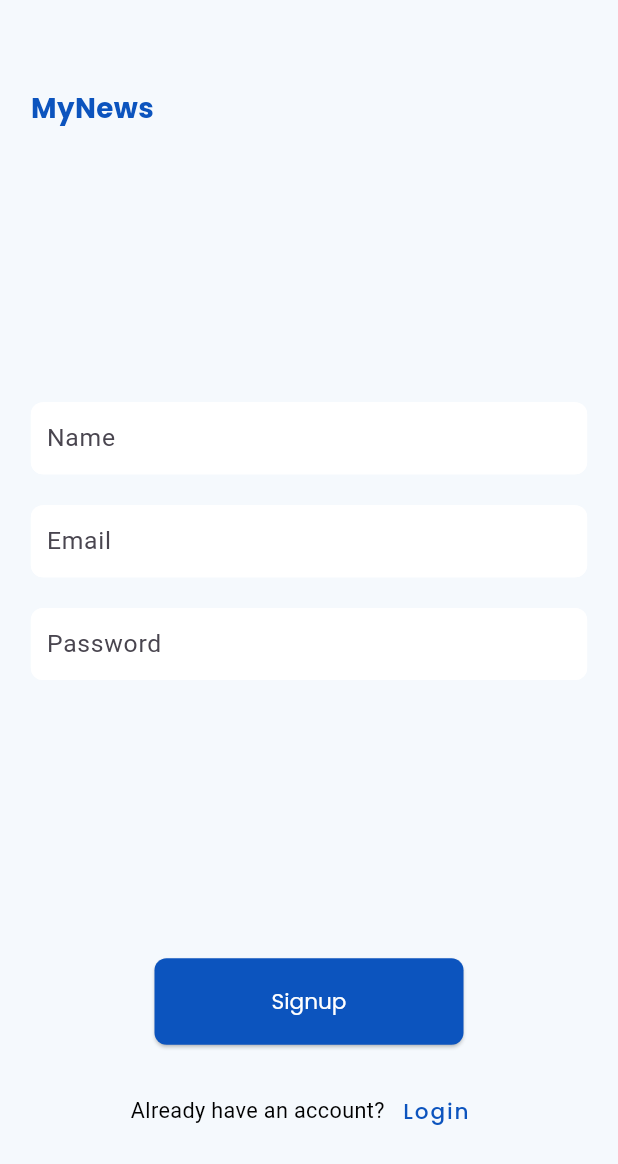
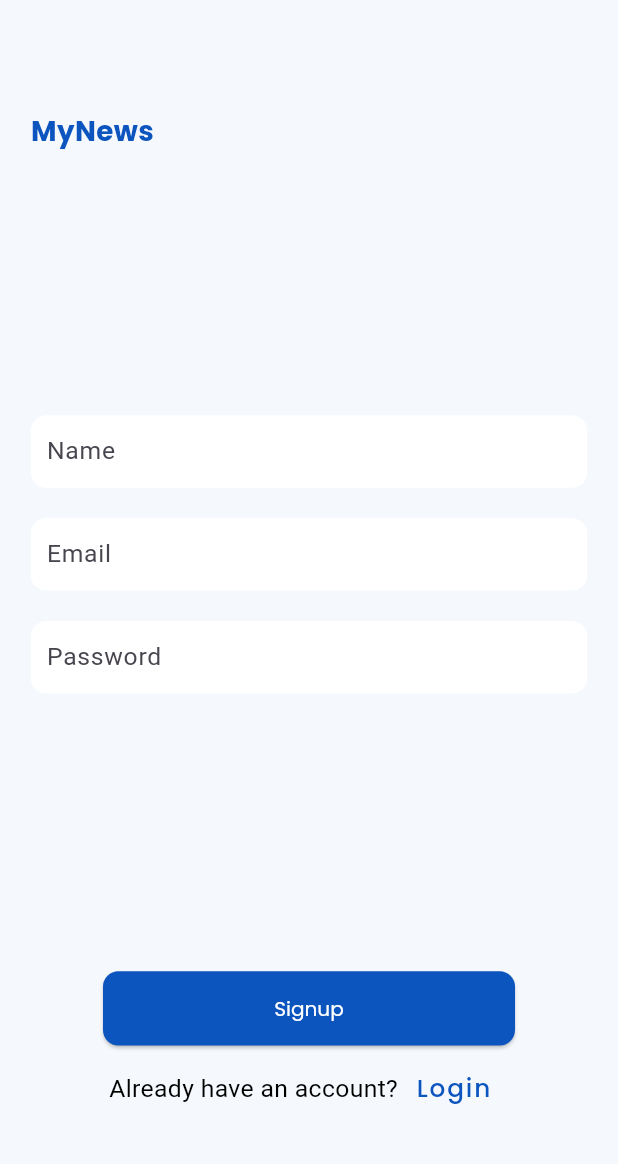
Before and after one commit to Akhil184/news_app, a Flutter app: the screen it shows after launch, after a tap on "Login", after a tap on "Signup", on a phone screen of 412 x 824 dp. Shown: the top 1164 px of the screen. Run offline on Flutter 3.47's test engine with Material 3 defaults, Android fonts, the phone set to English and light mode, and no system bars; our stand-ins replace cloud_firestore, firebase_auth, firebase_core, firebase_remote_config, flutter_screenutil; accounts and stored records are empty; network calls fail.

Commit message:
developed news app

```diff
--- a/lib/services/api_services.dart
+++ b/lib/services/api_services.dart
@@ -15,13 +15,29 @@ class ApiService {
 
   Future<News?> fetchNews() async {
     final countryCode = remoteConfig.getString('country_code');
-    final response = await http.get(Uri.parse('$_baseUrl/top-headlines?country=$countryCode&apiKey=$_apiKey'));
 
-    if (response.statusCode == 200) {
-      print(response.body);
-      return News.fromJson(json.decode(response.body));
-    } else {
-      // Handle error
+    try {
+      final response = await http.get(Uri.parse(
+          '$_baseUrl/top-headlines?country=$countryCode&apiKey=$_apiKey'));
+
+      if (response.statusCode == 200) {
+        return News.fromJson(json.decode(response.body));
+      } else {
+        // Handle server error
+        print('Server error: ${response.statusCode}');
+        return null;
+      }
+    } on http.ClientException catch (e) {
+      // Handle client-side error
+      print('Client error: $e');
+      return null;
+    } on FormatException catch (e) {
+      // Handle JSON parsing error
+      print('JSON format error: $e');
+      return null;
+    } catch (e) {
+      // Handle any other type of error
+      print('Unknown error: $e');
       return null;
     }
   }
--- a/lib/views/login_screen.dart
+++ b/lib/views/login_screen.dart
@@ -3,7 +3,6 @@ import 'package:flutter/material.dart';
 import 'package:flutter_screenutil/flutter_screenutil.dart';
 import 'package:news/views/signup_screen.dart';
 import 'package:provider/provider.dart';
-
 import '../viewmodels/login_provider.dart';
 
 class LoginView extends StatelessWidget {
@@ -49,15 +48,15 @@ class LoginView extends StatelessWidget {
                             filled: true,
                             fillColor: Colors.white,
                             border: OutlineInputBorder(
-                              borderRadius: BorderRadius.circular(8.0),
+                              borderRadius: BorderRadius.circular(10.0.r),
                               borderSide: BorderSide(color: Colors.white),
                             ),
                             enabledBorder: OutlineInputBorder(
-                              borderRadius: BorderRadius.circular(8.0),
+                              borderRadius: BorderRadius.circular(10.0.r),
                               borderSide: BorderSide(color: Colors.white),
                             ),
                             focusedBorder: OutlineInputBorder(
-                              borderRadius: BorderRadius.circular(8.0),
+                              borderRadius: BorderRadius.circular(10.0.r),
                               borderSide: BorderSide(color: Colors.white),
                             ),
                             contentPadding: EdgeInsets.symmetric(vertical: 8.0.h,horizontal:5.w),
@@ -87,15 +86,15 @@ class LoginView extends StatelessWidget {
                             filled: true,
                             fillColor: Colors.white,
                             border: OutlineInputBorder(
-                              borderRadius: BorderRadius.circular(8.0),
+                              borderRadius: BorderRadius.circular(10.0.r),
                               borderSide: BorderSide(color: Colors.white),
                             ),
                             enabledBorder: OutlineInputBorder(
-                              borderRadius: BorderRadius.circular(8.0),
+                              borderRadius: BorderRadius.circular(10.0.r),
                               borderSide: BorderSide(color: Colors.white),
                             ),
                             focusedBorder: OutlineInputBorder(
-                              borderRadius: BorderRadius.circular(8.0),
+                              borderRadius: BorderRadius.circular(10.0.r),
                               borderSide: BorderSide(color: Colors.white),
                             ),
                             contentPadding: EdgeInsets.symmetric(vertical: 8.0.h,horizontal:5.w),
@@ -114,8 +113,8 @@ class LoginView extends StatelessWidget {
                     ),
                     SizedBox(height: 240.h),
                     SizedBox(
-                      width: screenWidth / 2,
-                      height: screenHeight * 0.07,
+                      width: screenWidth / 1.5,
+                      height: screenHeight * 0.06,
                       child: Consumer<LoginProvider>(
                         builder: (context, provider, _) {
                           return ElevatedButton(
@@ -123,12 +122,12 @@ class LoginView extends StatelessWidget {
                             style: ElevatedButton.styleFrom(
                               foregroundColor: Colors.white,
                               backgroundColor: Color(0xFF0c54BE),
-                              padding: EdgeInsets.symmetric(vertical: 16.h),
+                              padding: EdgeInsets.symmetric(vertical: 6.h),
                               shape: RoundedRectangleBorder(
-                                borderRadius: BorderRadius.circular(8.0),
+                                borderRadius: BorderRadius.circular(10.0.r),
                               ),
                               textStyle: TextStyle(
-                                fontSize: 14.sp,
+                                fontSize: 13.sp,
                                 fontFamily: 'Poppins',
                               ),
                             ),
@@ -142,11 +141,11 @@ class LoginView extends StatelessWidget {
                         },
                       ),
                     ),
-                    SizedBox(height: 20.h),
+                    SizedBox(height: 5.h),
                     Row(
                       mainAxisAlignment: MainAxisAlignment.center,
                       children: <Widget>[
-                        Text('New here?',style:TextStyle(color:Colors.black),),
+                        Text('New here?',style:TextStyle(color:Colors.black,fontSize:16.sp),),
                         TextButton(
                           onPressed: () {
                             Navigator.push(
@@ -158,6 +157,7 @@ class LoginView extends StatelessWidget {
                             'Signup',
                             style: TextStyle(
                               color: Color(0xFF0c54BE),
+                              fontSize:16.sp,
                               fontFamily: 'Poppins',
                             ),
                           ),
--- a/lib/views/signup_screen.dart
+++ b/lib/views/signup_screen.dart
@@ -37,7 +37,7 @@ class SignupScreen extends StatelessWidget {
                     ),
                   ),
                 ),
-                SizedBox(height: 176.h),
+                SizedBox(height: 170.h),
                 Column(
                   children: <Widget>[
                     Consumer<SignupProvider>(
@@ -48,15 +48,15 @@ class SignupScreen extends StatelessWidget {
                             filled: true,
                             fillColor: Colors.white,
                             border: OutlineInputBorder(
-                              borderRadius: BorderRadius.circular(8.0),
+                              borderRadius: BorderRadius.circular(10.0.r),
                               borderSide: BorderSide(color: Colors.white),
                             ),
                             enabledBorder: OutlineInputBorder(
-                              borderRadius: BorderRadius.circular(8.0),
+                              borderRadius: BorderRadius.circular(10.0.r),
                               borderSide: BorderSide(color: Colors.white),
                             ),
                             focusedBorder: OutlineInputBorder(
-                              borderRadius: BorderRadius.circular(8.0),
+                              borderRadius: BorderRadius.circular(10.0.r),
                               borderSide: BorderSide(color: Colors.white),
                             ),
                             contentPadding: EdgeInsets.symmetric(vertical: 8.0.h,horizontal:5.w),
@@ -81,15 +81,15 @@ class SignupScreen extends StatelessWidget {
                             filled: true,
                             fillColor: Colors.white,
                             border: OutlineInputBorder(
-                              borderRadius: BorderRadius.circular(8.0),
+                              borderRadius: BorderRadius.circular(10.0.r),
                               borderSide: BorderSide(color: Colors.white),
                             ),
                             enabledBorder: OutlineInputBorder(
-                              borderRadius: BorderRadius.circular(8.0),
+                              borderRadius: BorderRadius.circular(10.0.r),
                               borderSide: BorderSide(color: Colors.white),
                             ),
                             focusedBorder: OutlineInputBorder(
-                              borderRadius: BorderRadius.circular(8.0),
+                              borderRadius: BorderRadius.circular(10.0.r),
                               borderSide: BorderSide(color: Colors.white),
                             ),
                             contentPadding: EdgeInsets.symmetric(vertical: 8.0.h,horizontal:5.w), // Decrease vertical padding to reduce height
@@ -118,15 +118,15 @@ class SignupScreen extends StatelessWidget {
                             filled: true,
                             fillColor: Colors.white,
                             border: OutlineInputBorder(
-                              borderRadius: BorderRadius.circular(8.0),
+                              borderRadius: BorderRadius.circular(10.0.r),
                               borderSide: BorderSide(color: Colors.white),
                             ),
                             enabledBorder: OutlineInputBorder(
-                              borderRadius: BorderRadius.circular(8.0),
+                              borderRadius: BorderRadius.circular(10.0.r),
                               borderSide: BorderSide(color: Colors.white),
                             ),
                             focusedBorder: OutlineInputBorder(
-                              borderRadius: BorderRadius.circular(8.0),
+                              borderRadius: BorderRadius.circular(10.0.r),
                               borderSide: BorderSide(color: Colors.white),
                             ),
                             contentPadding: EdgeInsets.symmetric(vertical: 8.0.h,horizontal:5.w),
@@ -146,8 +146,8 @@ class SignupScreen extends StatelessWidget {
                     ),
                     SizedBox(height: 180.h),
                     SizedBox(
-                      width: screenWidth / 2,
-                      height: screenHeight * 0.07,
+                      width: screenWidth / 1.5,
+                      height: screenHeight * 0.06,
                       child: Consumer<SignupProvider>(
                         builder: (context, provider, _) {
                           return ElevatedButton(
@@ -155,12 +155,12 @@ class SignupScreen extends StatelessWidget {
                             style: ElevatedButton.styleFrom(
                               foregroundColor: Colors.white,
                               backgroundColor: Color(0xFF0c54BE),
-                              padding: EdgeInsets.symmetric(vertical: 16.h),
+                              padding: EdgeInsets.symmetric(vertical:6.h),
                               shape: RoundedRectangleBorder(
-                                borderRadius: BorderRadius.circular(8.0),
+                                borderRadius: BorderRadius.circular(10.0.r),
                               ),
                               textStyle: TextStyle(
-                                fontSize: 14.sp,
+                                fontSize: 13.sp,
                                 fontFamily: 'Poppins',
                               ),
                             ),
@@ -174,11 +174,11 @@ class SignupScreen extends StatelessWidget {
                         },
                       ),
                     ),
-                    SizedBox(height: 20.h),
+                    SizedBox(height: 5.h),
                     Row(
                       mainAxisAlignment: MainAxisAlignment.center,
                       children: <Widget>[
-                        Text('Already have an account?',style:TextStyle(color:Colors.black),),
+                        Text('Already have an account?',style:TextStyle(color:Colors.black,fontSize:16.sp),),
                         TextButton(
                           onPressed: () {
                             // Handle login action
@@ -192,6 +192,7 @@ class SignupScreen extends StatelessWidget {
                             style: TextStyle(
                               color: Color(0xFF0c54BE),
                               fontFamily: 'Poppins',
+                              fontSize:16.sp
                             ),
                           ),
                         ),
```
